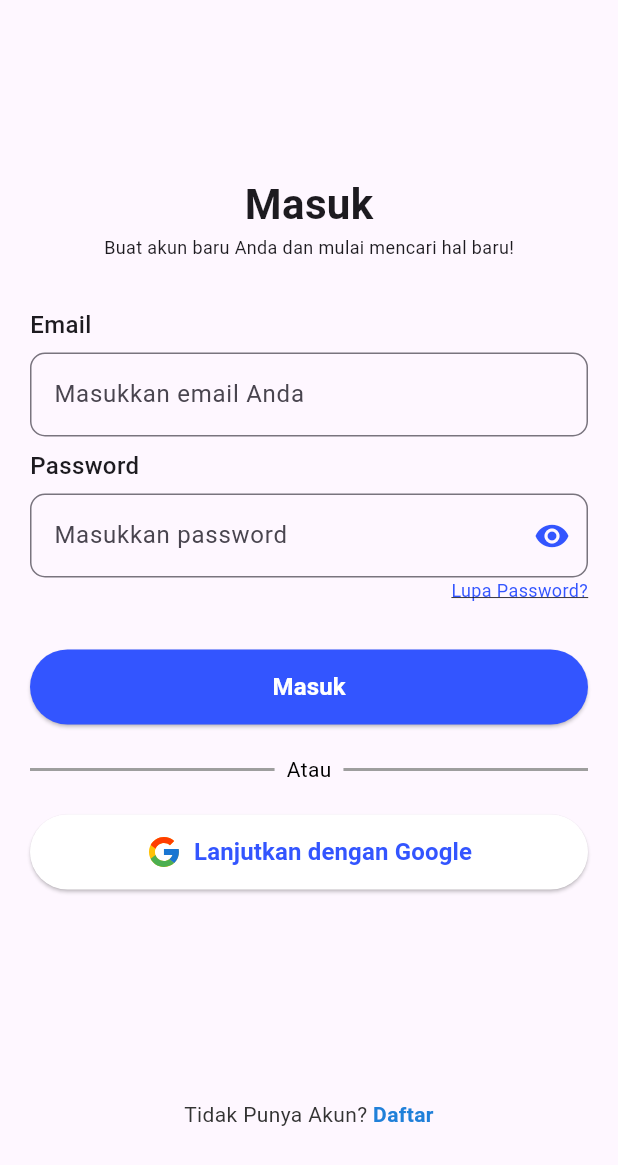
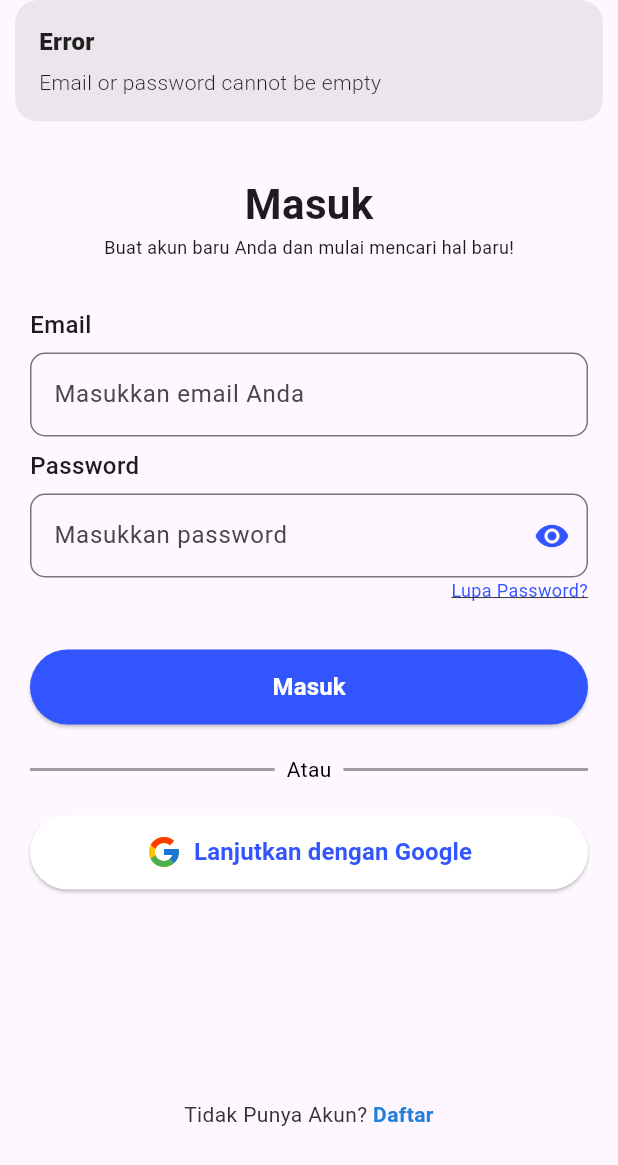
Before and after one commit to Team-3-Project-Collaboration/MyCareer-FE, a Flutter app: the SignInPage screen opened by its route, after a tap on "Masuk", on a phone screen of 412 x 824 dp. Shown: the top 1165 px of the screen. Run offline on Flutter 3.47's test engine with Material 3 defaults, Android fonts, the phone set to English and light mode, and no system bars; our stand-ins replace carousel_slider, dropdown_button2, flutter_screenutil, flutter_svg, get, image_picker.

Commit message:
login yeay

```diff
--- /dev/null
+++ b/lib/core/services/endpoints.dart
@@ -0,0 +1,4 @@
+class Endpoints {
+  static const String baseUrl = 'https://www.gumilarmn.site';
+  static const String login = '$baseUrl/auth/login';
+}
--- a/lib/modules/auth/sign_in/controller/sign_in_controller.dart
+++ b/lib/modules/auth/sign_in/controller/sign_in_controller.dart
@@ -1,5 +1,9 @@
+import 'dart:convert';
 import 'package:get/get.dart';
 import 'package:flutter/material.dart';
+import 'package:http/http.dart' as http;
+import 'package:mycareer/core/services/endpoints.dart';
+import 'package:mycareer/core/utils/route_utils.dart';
 
 class SignInController extends GetxController {
   var emailController = TextEditingController();
@@ -24,5 +28,46 @@ class SignInController extends GetxController {
     isObscure.value = !isObscure.value;
   }
 
-  // Add other functions for sign-in logic if needed.
+  Future<void> signIn() async {
+    final email = emailController.text;
+    final password = passwordController.text;
+
+    // Validasi input
+    if (email.isEmpty || password.isEmpty) {
+      Get.snackbar("Error", "Email or password cannot be empty");
+      return;
+    }
+
+    // Kirim request login
+    try {
+      final response = await http.post(
+        Uri.parse(
+          Endpoints.login,
+        ),
+        headers: {'Content-Type': 'application/json'},
+        body: jsonEncode({'email': email, 'password': password}),
+      );
+
+      if (response.statusCode == 200) {
+        final responseData = jsonDecode(response.body);
+        final data = responseData['data'];
+
+        // Simpan token dan data lainnya
+        String token = data['token'];
+        String role = data['role'];
+
+        // Navigasi ke halaman berikutnya
+        Get.offNamed(NavigationRoutes.mainMenu);
+
+        // Menampilkan pesan sukses
+        Get.snackbar("Login Successful", "Welcome back, ${data['email']}");
+      } else {
+        // Jika login gagal
+        Get.snackbar("Login Failed", "Invalid email or password");
+      }
+    } catch (e) {
+      // Tangani kesalahan jaringan atau lainnya
+      Get.snackbar("Error", "Something went wrong. Please try again.");
+    }
+  }
 }
--- a/lib/modules/auth/sign_in/sign_in_page.dart
+++ b/lib/modules/auth/sign_in/sign_in_page.dart
@@ -67,7 +67,7 @@ class SignInPage extends StatelessWidget {
               text: 'Masuk',
               buttonColor: const Color(0xFF3355FF),
               onPressed: () {
-                // Call sign-in logic
+                controller.signIn();
               },
             ),
             SizedBox(height: 20),
@@ -88,7 +88,7 @@ class SignInPage extends StatelessWidget {
               buttonColor: Colors.white,
               leadingSvg: "assets/svgs/logo_google.svg",
               onPressed: () {
-                Get.toNamed(NavigationRoutes.mainMenu);
+                // Get.toNamed(NavigationRoutes.mainMenu);
               },
             ),
             SizedBox(
--- a/pubspec.yaml
+++ b/pubspec.yaml
@@ -41,6 +41,7 @@ dependencies:
   stylish_bottom_bar: ^1.1.1
   dropdown_button2: ^2.0.0
   image_picker: ^1.0.7
+  http: ^1.3.0
 
 dev_dependencies:
   flutter_test:
```
Also changed, not shown: pubspec.lock.
